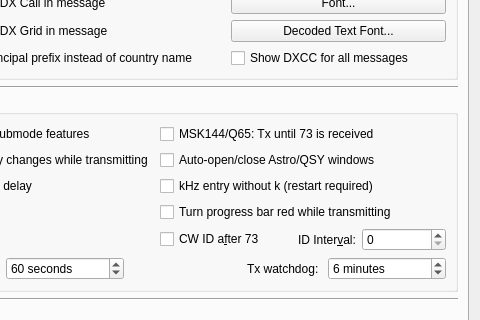
Old version of the form Configuration_ohneAlerts.ui in the repository uaro-radio/wsjtx; both pictures show x 384 to 864 and y 217 to 537 of the 864 by 716 pixel window.
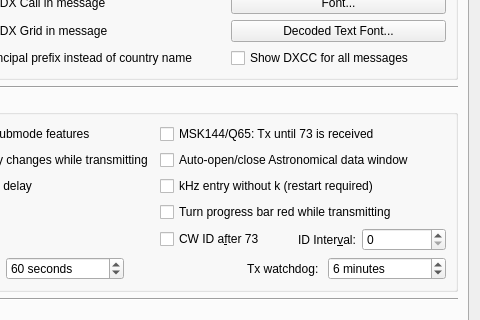
New version of the form. Custom widgets are drawn as their Qt base class.

Commit message: Allow auto-logging when not in contest mode + Rearrange logging checkboxes.

What changed in the file:
```diff
--- a/Configuration_ohneAlerts.ui
+++ b/Configuration_ohneAlerts.ui
@@ -368,7 +368,7 @@
              <string>&lt;html&gt;&lt;head/&gt;&lt;body&gt;&lt;p&gt;Open the Astronomical Data window automatically when switching to Q65 or JT65 mode and Decode after EME delay is enabled, and close it when no longer needed.&lt;/p&gt;&lt;p&gt;Open the QSYMessage Creator automatically if the VHF Features are enabled and such QSY messages are applicable.&lt;/p&gt;&lt;/body&gt;&lt;/html&gt;</string>
             </property>
             <property name="text">
-             <string>Auto-open/close Astro/QSY windows</string>
+             <string>Auto-open/close Astronomical data window</string>
             </property>
            </widget>
           </item>
```
Left out of the diff: 6 changed lines with no effect on the pictures. The commit also changes 9 other files.
